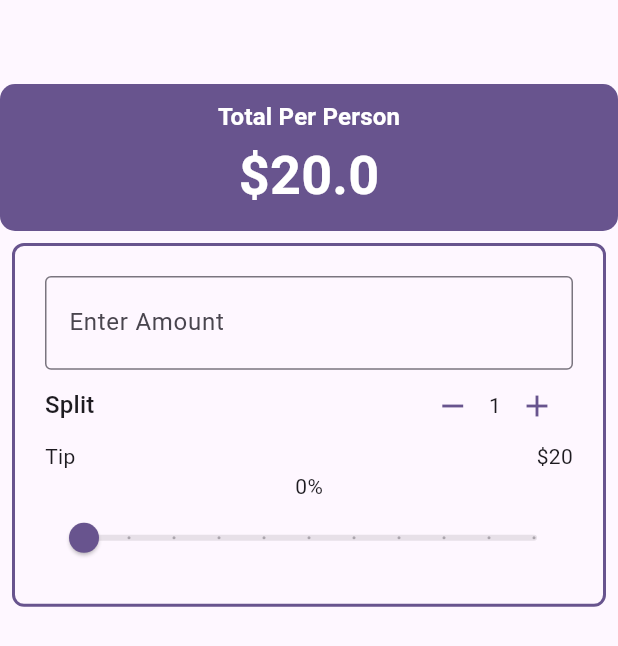
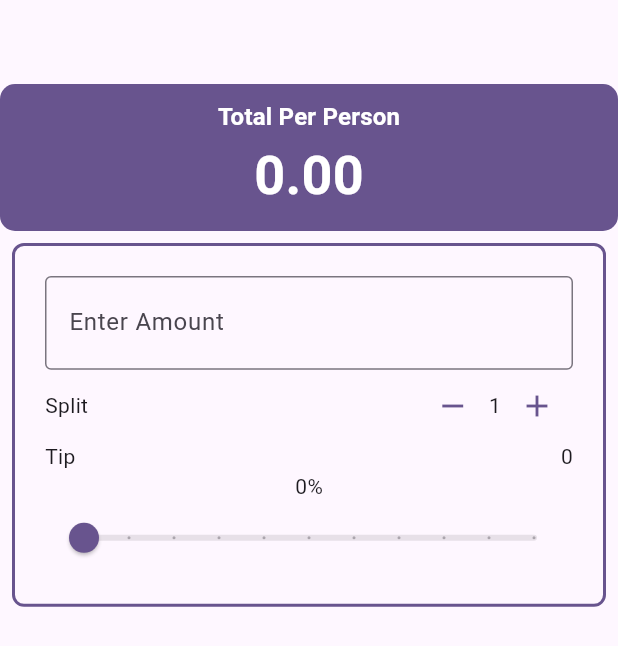
Before and after one commit to jenn-jk/tipcalc, a Flutter app: the screen it shows after launch, on a phone screen of 412 x 824 dp. Shown: the top 646 px of the screen. Run offline on Flutter 3.47's test engine with Material 3 defaults, Android fonts, the phone set to English and light mode, and no system bars.

Commit message:
more refactoring

```diff
--- a/lib/app.dart
+++ b/lib/app.dart
@@ -2,6 +2,7 @@ import 'package:flutter/material.dart';
 import 'package:tipcalc/bill_amount_field.dart';
 import 'package:tipcalc/person_counter.dart';
 import 'package:tipcalc/tip_slider.dart';
+import 'package:tipcalc/total_per_person.dart';
 
 class TipCalc extends StatefulWidget {
   @override
@@ -14,6 +15,8 @@ class _TipCalcState extends State<TipCalc> {
   // properties
   int _personCount = 1;
   double _tipPercentage = 0;
+  double _billTotal = 0;
+  double _tipTotal = 0;
 
   // methods
   void increment() {
@@ -30,9 +33,19 @@ class _TipCalcState extends State<TipCalc> {
     });
   }
 
+  double calcBillTotal() {
+    return ((_billTotal + _billTotal * _tipPercentage) / _personCount);
+  }
+
+  double calcTipTotal() {
+    return (_billTotal * _tipPercentage);
+  }
+
   @override
   Widget build(BuildContext context) {
     var theme = Theme.of(context);
+    double billAmount = calcBillTotal();
+    double tipAmount = calcTipTotal();
 
     // add style
     final style = theme.textTheme.titleMedium!.copyWith(
@@ -47,25 +60,7 @@ class _TipCalcState extends State<TipCalc> {
           Column(
             crossAxisAlignment: CrossAxisAlignment.stretch,
             children: [
-              Container(
-                padding: EdgeInsets.all(10.0),
-                decoration: BoxDecoration(
-                  color: Theme.of(context).primaryColor,
-                  borderRadius: BorderRadius.circular(10.0),
-                ),
-                child: Column(
-                  children: [
-                    Text("Total Per Person", style: style),
-                    Text(
-                      '\$20.0',
-                      style: style.copyWith(
-                        color: theme.colorScheme.onPrimary,
-                        fontSize: theme.textTheme.displaySmall!.fontSize,
-                      ),
-                    ),
-                  ],
-                ),
-              ),
+              TotalPerPerson(style: style, billAmount: billAmount, theme: theme),
 
               // main container
               Padding(
@@ -83,7 +78,9 @@ class _TipCalcState extends State<TipCalc> {
                     children: [
                       BillAmountField(
                         onChanged: (String value) {
-                          print("Bill Amount Entered: $value");
+                          setState(() {
+                            _billTotal = double.parse(value);
+                          });
                         },
                       ),
                       PersonCounter(
@@ -98,7 +95,10 @@ class _TipCalcState extends State<TipCalc> {
                         mainAxisAlignment: MainAxisAlignment.spaceBetween,
                         children: [
                           Text("Tip", style: theme.textTheme.bodyMedium),
-                          Text("\$20", style: theme.textTheme.bodyMedium),
+                          Text(
+                            "${tipAmount.round()}",
+                            style: theme.textTheme.bodyMedium,
+                          ),
                         ],
                       ),
 
--- a/lib/main.dart
+++ b/lib/main.dart
@@ -12,7 +12,7 @@ class MyApp extends StatelessWidget {
   @override
   Widget build(BuildContext context) {
     return MaterialApp(
-      title: 'Flutter Demo',
+      title: 'Tip Calculator',
       theme: ThemeData(
         colorScheme: ColorScheme.fromSeed(seedColor: Colors.deepPurple),
       ),
--- a/lib/person_counter.dart
+++ b/lib/person_counter.dart
@@ -19,7 +19,7 @@ class PersonCounter extends StatelessWidget {
     return Row(
       mainAxisAlignment: MainAxisAlignment.spaceBetween,
       children: [
-        Text("Split", style: theme.textTheme.titleMedium),
+        Text("Split", style: theme.textTheme.bodyMedium),
         Row(
           children: [
             IconButton(
--- a/lib/tip_slider.dart
+++ b/lib/tip_slider.dart
@@ -18,12 +18,7 @@ class TipSlider extends StatelessWidget {
       max: 0.5,
       divisions: 10,
       label: "${(_tipPercentage * 100).round()}%",
-      onChanged: onChanged,
-      // onChanged: (value) {
-      //   setState(() {
-      //     _tipPercentage = value;
-      //   });
-      // },
+      onChanged: onChanged
     );
   }
 }
--- /dev/null
+++ b/lib/total_per_person.dart
@@ -0,0 +1,37 @@
+import 'package:flutter/material.dart';
+
+class TotalPerPerson extends StatelessWidget {
+  const TotalPerPerson({
+    super.key,
+    required this.style,
+    required this.billAmount,
+    required this.theme,
+  });
+
+  final TextStyle style;
+  final double billAmount;
+  final ThemeData theme;
+
+  @override
+  Widget build(BuildContext context) {
+    return Container(
+      padding: EdgeInsets.all(10.0),
+      decoration: BoxDecoration(
+        color: Theme.of(context).primaryColor,
+        borderRadius: BorderRadius.circular(10.0),
+      ),
+      child: Column(
+        children: [
+          Text("Total Per Person", style: style),
+          Text(
+            billAmount.toStringAsFixed(2),
+            style: style.copyWith(
+              color: theme.colorScheme.onPrimary,
+              fontSize: theme.textTheme.displaySmall!.fontSize,
+            ),
+          ),
+        ],
+      ),
+    );
+  }
+}
```
